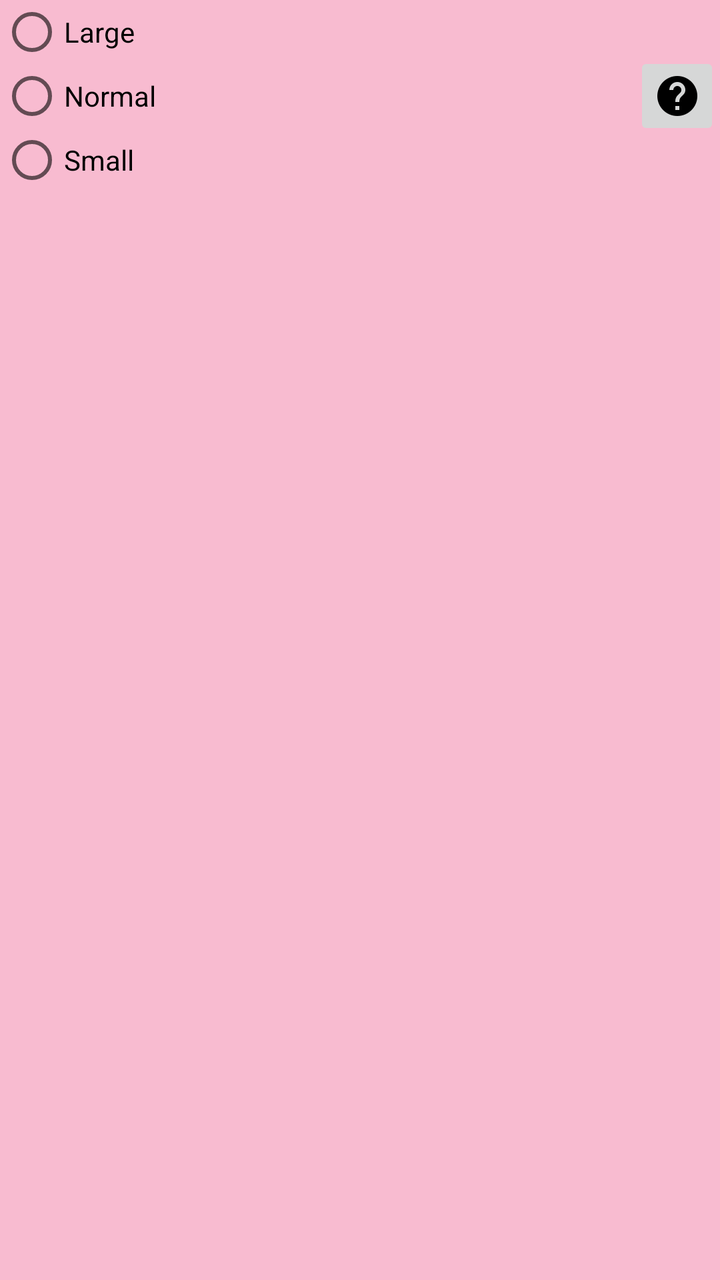
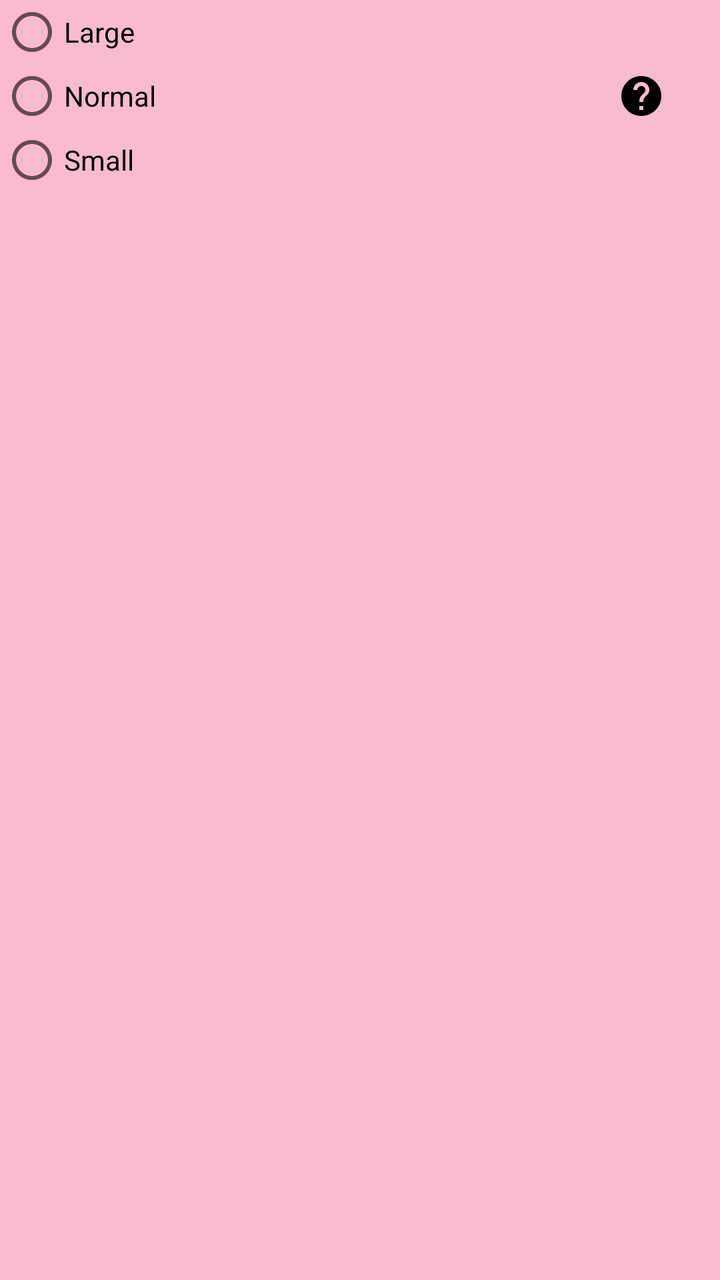

Two renders of the same Android screen: before a commit and after it. Below are the layout's source before the change and the commit's diff.
<!-- AndroidManifest.xml: application theme MyMaterialTheme -->
<!-- res/layout/change_text_size_dialog_fragment.xml -->
<?xml version="1.0" encoding="utf-8"?>
<ScrollView xmlns:android="http://schemas.android.com/apk/res/android"
    android:layout_width="match_parent"
    android:layout_height="match_parent">

    <LinearLayout
        android:layout_width="match_parent"
        android:layout_height="wrap_content"
        android:orientation="horizontal"
        android:weightSum="10">

        <RadioGroup
            android:id="@+id/text_size_radio_group"
            android:layout_width="match_parent"
            android:layout_height="wrap_content"
            android:layout_weight="9">

            <RadioButton
                android:id="@+id/large_size"
                android:layout_width="wrap_content"
                android:layout_height="wrap_content"
                android:text="@string/large_size" />

            <RadioButton
                android:id="@+id/normal_size"
                android:layout_width="wrap_content"
                android:layout_height="wrap_content"
                android:text="@string/normal_size" />

            <RadioButton
                android:id="@+id/small_size"
                android:layout_width="wrap_content"
                android:layout_height="wrap_content"
                android:text="@string/small_size" />
        </RadioGroup>

        <ImageButton
            android:id="@+id/text_size_help"
            android:layout_width="wrap_content"
            android:layout_height="wrap_content"
            android:layout_gravity="center"
            android:layout_weight="1"
            android:src="@drawable/ic_help_black_24dp" />
    </LinearLayout>
</ScrollView>
<!-- resources referenced by this layout -->
<resources>
  <!-- drawable ic_help_black_24dp: png bitmap (drawable-hdpi, 458 bytes) -->
  <string name="large_size">Large</string>
  <string name="normal_size">Normal</string>
  <string name="small_size">Small</string>
  <style name="MyMaterialTheme" parent="MyMaterialTheme.Base">
  
      </style>
  <style name="MyMaterialTheme.Base" parent="Theme.AppCompat.Light.DarkActionBar">
          <item name="windowNoTitle">true</item>
          <item name="windowActionBar">false</item>
          <item name="colorPrimary">@color/colorPrimary</item>
          <item name="colorPrimaryDark">@color/colorPrimaryDark</item>
          <item name="colorAccent">@color/colorAccent</item>
          <item name="android:windowBackground">@color/windowBackground</item>
      </style>
  <color name="colorPrimary">#EC407A</color>
  <color name="colorPrimaryDark">#AD1457</color>
  <color name="colorAccent">#EA80FC</color>
  <color name="windowBackground">#F8BBD0</color>
</resources>

<!-- the commit's change to res/layout/change_text_size_dialog_fragment.xml (unified diff, before → after) -->
@@ -40,6 +40,7 @@
             android:layout_height="wrap_content"
             android:layout_gravity="center"
             android:layout_weight="1"
-            android:src="@drawable/ic_help_black_24dp" />
+            android:src="@drawable/ic_help_black_24dp"
+            style="@style/Widget.AppCompat.Button.Borderless"/>
     </LinearLayout>
 </ScrollView>
